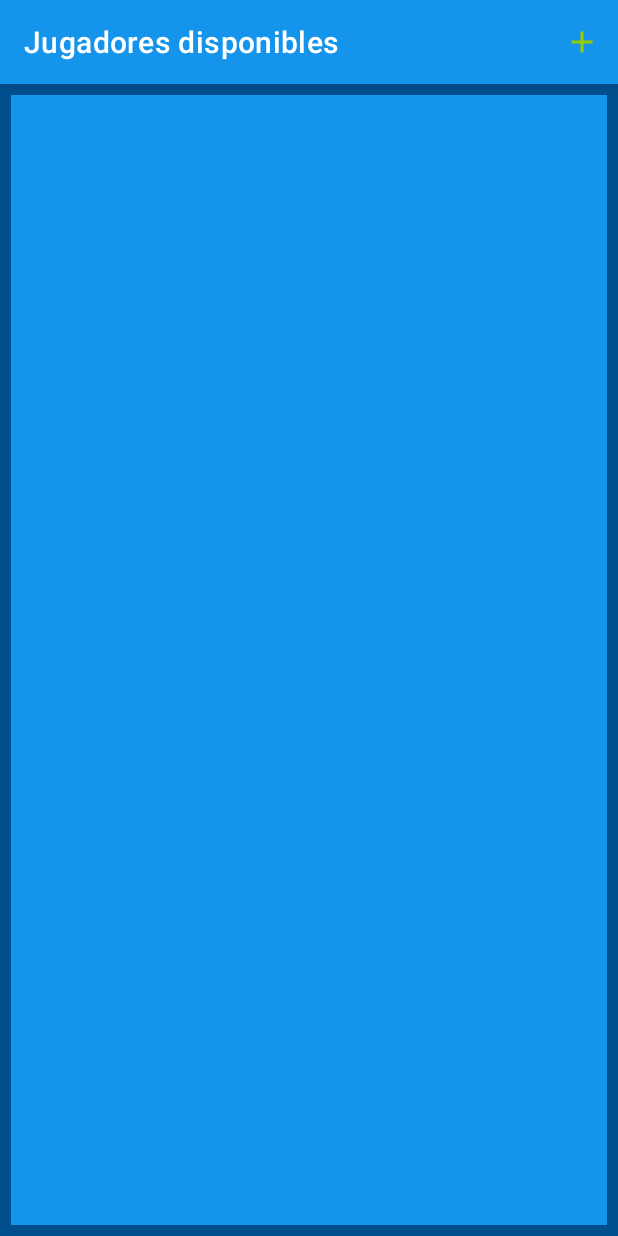
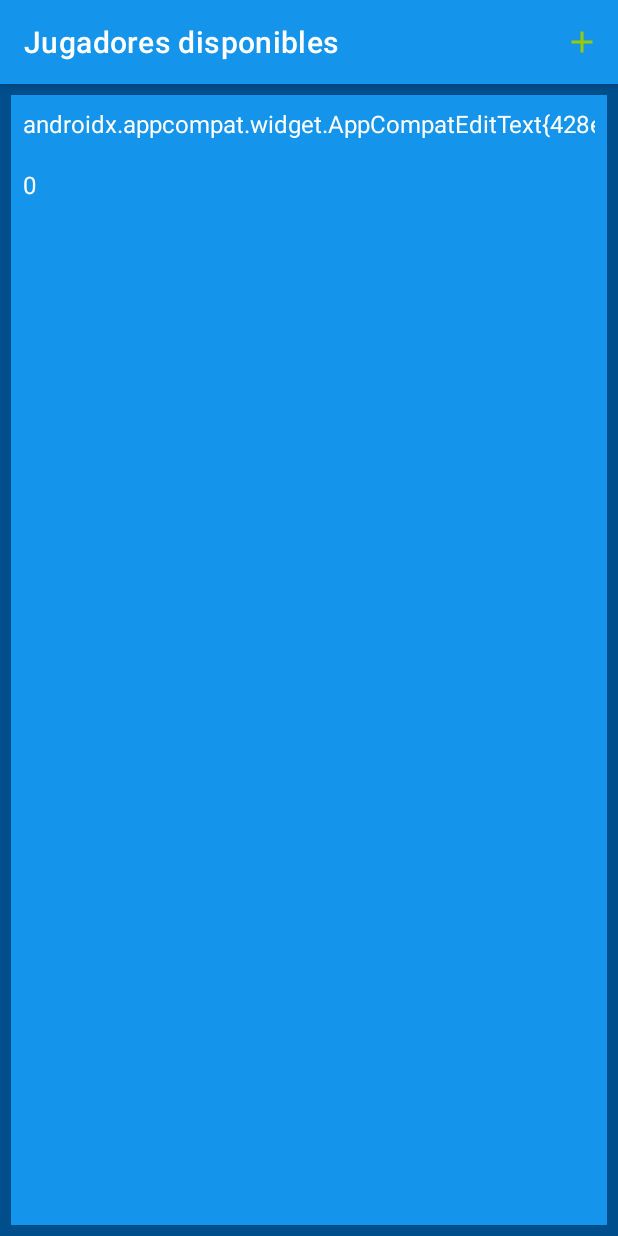
Before and after one commit to Gbalay92/PlayersDB, an Android app: the JugadoresRecycler screen opened directly, with no data from a screen before it, on a phone screen of 412 x 824 dp. Run offline under Robolectric (Android 15) with nearby library versions, the phone set to English and light mode, and no system bars.

Commit message:
create objects.. fixing recycler view

```diff
--- a/app/src/main/AndroidManifest.xml
+++ b/app/src/main/AndroidManifest.xml
@@ -27,7 +27,7 @@
         </activity>
         <activity android:name=".JugadoresRecycler"
             android:label="Jugadores disponibles"/>
-        <activity android:name=".Jugador"
+        <activity android:name=".JugadorVista"
             android:label="Nuevo Jugador"/>
     </application>
 
--- /dev/null
+++ b/app/src/main/java/com/liceolapaz/dam/gbl/JugadorItemViewHolder.kt
@@ -0,0 +1,24 @@
+package com.liceolapaz.dam.gbl
+
+
+import android.view.View;
+import android.widget.TextView
+import androidx.recyclerview.widget.RecyclerView
+
+class JugadorItemViewHolder( view: View): RecyclerView.ViewHolder(view) {
+
+    var nombre=view.findViewById<TextView>(R.id.nombre)
+    var posicion=view.findViewById<TextView>(R.id.posicion)
+    var precio=view.findViewById<TextView>(R.id.precio)
+    var puntos=view.findViewById<TextView>(R.id.puntos)
+
+
+
+    fun render(jugador: Jugador){
+        nombre.text=jugador.nombre
+        posicion.text=jugador.posicion
+        precio.text= jugador.precio.toString()
+        puntos.text=jugador.puntos.toString()
+    }
+
+}
--- a/app/src/main/java/com/liceolapaz/dam/gbl/JugadoresRecycler.kt
+++ b/app/src/main/java/com/liceolapaz/dam/gbl/JugadoresRecycler.kt
@@ -6,6 +6,8 @@ import android.os.Bundle
 import android.view.Menu
 import android.view.MenuItem
 import androidx.appcompat.app.AppCompatActivity
+import androidx.recyclerview.widget.LinearLayoutManager
+import androidx.recyclerview.widget.RecyclerView
 import com.liceolapaz.dam.gbl.databinding.JugadorListBinding
 
 class JugadoresRecycler : AppCompatActivity() {
@@ -16,19 +18,30 @@ class JugadoresRecycler : AppCompatActivity() {
 
     override fun onCreate(savedInstanceState: Bundle?) {
         super.onCreate(savedInstanceState)
-        binding = JugadorListBinding.inflate(layoutInflater)
-        setContentView(binding.root)
-        jugadoresDb= JugadoresSql(this)
+        setContentView(R.layout.jugador_list)
 
+        var list : List<Jugador> = mutableListOf()
+        jugadoresDb= JugadoresSql(this, "jugadores.db")
         db=jugadoresDb.readableDatabase
         val cursor = db.rawQuery("SELECT * FROM  Jugadores", null)
-        var adapt = ListaJugadores()
-        adapt.ListaJugadores(this, cursor)
+        while(cursor.moveToNext()){
+            var codigo=cursor.getInt(0)
+            var nombre=cursor.getString(1)
+            var precio=cursor.getInt(2)
+            var posicion=cursor.getString(3)
+            var puntos=cursor.getInt(4)
+            var j = Jugador(codigo,nombre,posicion,precio,puntos)
+            list+=j
 
-        binding.list.setHasFixedSize(true)
-        binding.list.adapter = adapt
+        }
+        initRecyclerView(list)
 
+    }
 
+    private fun initRecyclerView(cursor:List<Jugador>){
+        val recyclerview=findViewById<RecyclerView>(R.id.list)
+        recyclerview.layoutManager = LinearLayoutManager(this)
+        recyclerview.adapter=ListaJugadores(cursor)
     }
 
 
@@ -38,7 +51,7 @@ class JugadoresRecycler : AppCompatActivity() {
     }
     override fun onOptionsItemSelected(item: MenuItem) = when (item.itemId) {
         R.id.action_nuevo -> {
-            val intent = Intent(this@JugadoresRecycler,Jugador::class.java)
+            val intent = Intent(this@JugadoresRecycler,JugadorVista::class.java)
             startActivity(intent)
             true
         }
--- a/app/src/main/java/com/liceolapaz/dam/gbl/JugadoresSql.kt
+++ b/app/src/main/java/com/liceolapaz/dam/gbl/JugadoresSql.kt
@@ -1,19 +1,20 @@
 package com.liceolapaz.dam.gbl
 
 
+import android.content.ContentValues
 import android.content.Context
 import android.database.sqlite.SQLiteDatabase
 import android.database.sqlite.SQLiteOpenHelper
 
-class JugadoresSql(context: Context?,)
-    : SQLiteOpenHelper(context, "jugadores.db", null, 1) {
+class JugadoresSql(context: Context?, database : String)
+    : SQLiteOpenHelper(context, database, null, 2) {
 
 
     override fun onCreate(db: SQLiteDatabase?) {
         //Se ejecuta la sentencia SQL de creación de la tabla
         //Sentencia SQL para crear la tabla de Usuarios
         val sqlCreate = "CREATE TABLE Jugadores (codigo INTEGER PRIMARY KEY AUTOINCREMENT," +
-                " nombre TEXT, precio REAl, posicion TEXT, puntos INTEGER)"
+                " nombre TEXT, precio INTEGER, posicion TEXT, puntos INTEGER)"
         db?.execSQL(sqlCreate)
 
     }
@@ -21,11 +22,15 @@ class JugadoresSql(context: Context?,)
     override fun onUpgrade(db: SQLiteDatabase?, previousVersion: Int, newVersion: Int) {
 
         //Se elimina la versión anterior de la tabla
-        db?.execSQL("DROP TABLE IF EXISTS Usuarios")
+        db?.execSQL("DROP TABLE IF EXISTS Jugadores")
         onCreate(db)
     }
 
-    fun onUpdate(db: SQLiteDatabase?,name: String, precio: Double, posicion: String, puntos: Integer){
-        db?.execSQL("INSERT INTO Jugadores (nombre,precio, posicion,puntos) VALUES($name,$precio,$posicion,$puntos)")
+    fun onUpdate(db: SQLiteDatabase, name: String, precio: String, posicion: String, puntos: String){
+        var sentencia="INSERT INTO Jugadores(nombre, precio, posicion, puntos) VALUES('$name', '$precio', '$posicion', '$puntos')"
+        db.execSQL(sentencia)
+
     }
+
+
 }
--- a/app/src/main/java/com/liceolapaz/dam/gbl/ListaJugadores.kt
+++ b/app/src/main/java/com/liceolapaz/dam/gbl/ListaJugadores.kt
@@ -1,71 +1,26 @@
 package com.liceolapaz.dam.gbl
 
-import android.content.Context
-import android.database.Cursor
-import android.database.sqlite.SQLiteDatabase
-import android.os.Bundle
+
 import android.view.LayoutInflater
-import android.view.View
 import android.view.ViewGroup
-import android.widget.CursorAdapter
-import android.widget.TextView
-import android.widget.Toast
-import androidx.appcompat.app.AppCompatActivity
 import androidx.recyclerview.widget.RecyclerView
-import com.liceolapaz.dam.gbl.databinding.JugadorItemBinding
-import com.liceolapaz.dam.gbl.databinding.JugadorListBinding
 
 
-class ListaJugadores : RecyclerView.Adapter<ListaJugadores.ViewHolder>() {
+class ListaJugadores(var list: List<Jugador>) : RecyclerView.Adapter<JugadorItemViewHolder>() {
 
 
-    lateinit var jugadoresDb : JugadoresSql
-    lateinit var context : Context
-    lateinit var cursor: Cursor
-    fun ListaJugadores(context:Context,cursor: Cursor){
-        this.context = context
-        this.cursor = cursor
+
+
+    override fun onCreateViewHolder(parent: ViewGroup, viewType: Int): JugadorItemViewHolder {
+        val inflater = LayoutInflater.from(parent.context)
+        return JugadorItemViewHolder(inflater.inflate(R.layout.jugador_item, parent, false))
     }
 
 
-    inner class ViewHolder : RecyclerView.ViewHolder {
-        val nombre: TextView
-        val posicion: TextView
-        val puntos: TextView
-        val precio: TextView
+    override fun getItemCount(): Int = list.size
 
-        constructor(view: View) : super(view){
-            val binding = JugadorItemBinding.bind(view)
-            nombre=binding.nombre
-            posicion=binding.posicion
-            puntos=binding.puntos
-            precio=binding.precio
-
-            view.setOnClickListener{
-                Toast.makeText(context, nombre.text, Toast.LENGTH_SHORT).show()
-            }
-        }
-    }
-
-    override fun onCreateViewHolder(parent: ViewGroup, viewType: Int): ViewHolder {
-        val inflater = LayoutInflater.from(parent.context)
-        return ViewHolder(inflater.inflate(R.layout.jugador_list, parent, false))
-    }
-
-    override fun onBindViewHolder(holder: ViewHolder, position: Int) {
-        cursor.moveToPosition(position)
-        holder.nombre.text=cursor.getString(1)
-        holder.posicion.text=cursor.getString(2)
-        holder.precio.text=cursor.getString(3)
-        holder.puntos.text=cursor.getString(4)
-
-
-    }
-
-    override fun getItemCount(): Int {
-        if (cursor==null)
-            return 0
-        else
-            return cursor.count
+    override fun onBindViewHolder(holder: JugadorItemViewHolder, position: Int) {
+        val item = list[position]
+        holder.render(item)
     }
 }
--- a/app/src/main/res/layout/jugador_item.xml
+++ b/app/src/main/res/layout/jugador_item.xml
@@ -2,11 +2,12 @@
 <GridLayout xmlns:android="http://schemas.android.com/apk/res/android"
     android:layout_width="match_parent"
     android:layout_height="wrap_content"
+    xmlns:tools="http://schemas.android.com/tools"
     android:background="@color/blue"
     android:padding="5dp"
     android:rowCount="2"
     android:columnCount="2"
-    >
+    tools:context=".JugadorItemViewHolder">
 
     <TextView
         android:id="@+id/nombre"
--- a/app/src/main/res/layout/jugador_list.xml
+++ b/app/src/main/res/layout/jugador_list.xml
@@ -3,11 +3,9 @@
     xmlns:app="http://schemas.android.com/apk/res-auto"
     xmlns:tools="http://schemas.android.com/tools"
     android:id="@+id/list"
-    android:name="com.liceolapaz.dam.gbl.JugadorFragment"
     android:layout_width="match_parent"
     android:layout_height="match_parent"
     android:padding="10dp"
     android:background="@drawable/border"
-    app:layoutManager="LinearLayoutManager"
     tools:context=".ListaJugadores"
     tools:listitem="@layout/jugador_item" />
```
Also changed, not shown: app/src/main/java/com/liceolapaz/dam/gbl/Jugador.kt (+1 -27 lines), app/src/main/java/com/liceolapaz/dam/gbl/JugadorVista.kt (added, +32 -0 lines), app/src/main/res/layout/jugador.xml (+11 -5 lines).
